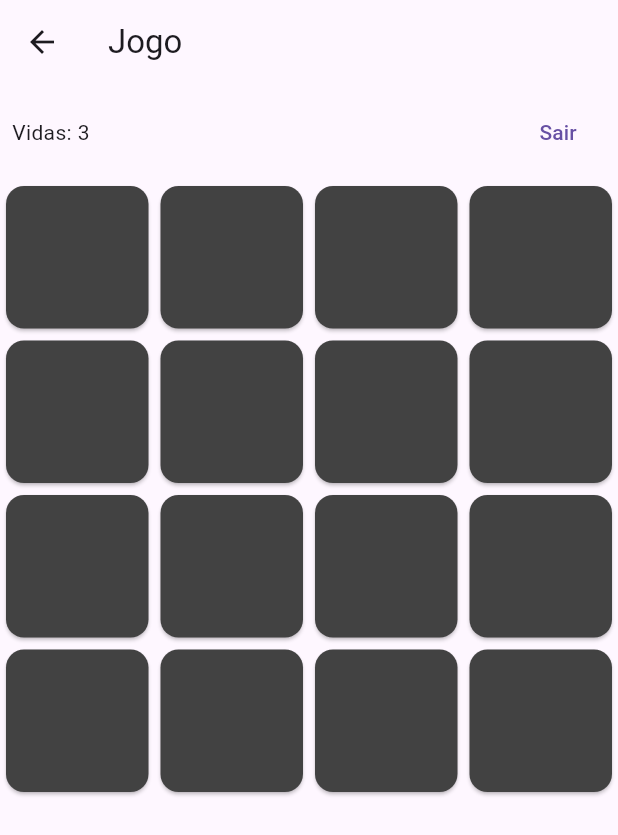
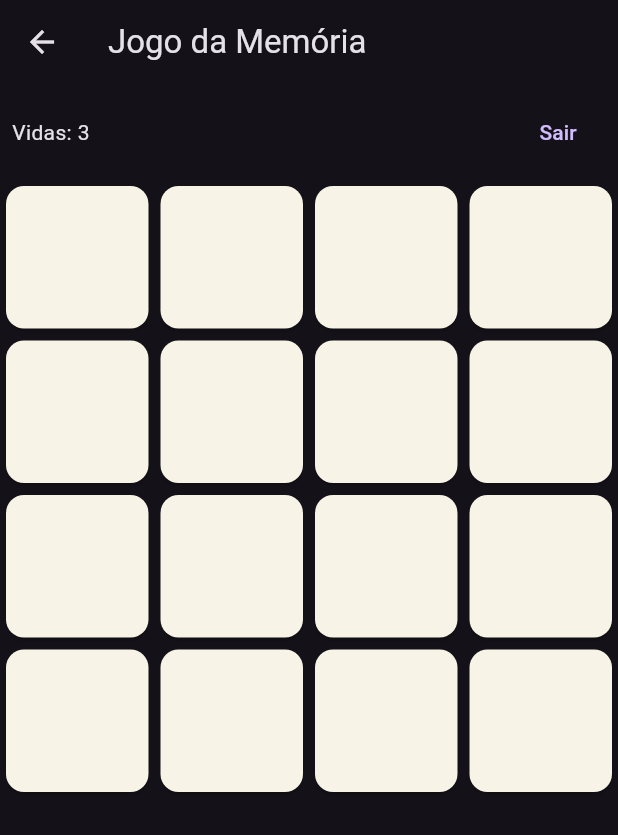
Before and after one commit to luisagoncalves/jogomemoria, a Flutter app: the screen it shows after launch, after a tap on "Jogar", on a phone screen of 412 x 824 dp. Shown: the top 835 px of the screen. Run offline on Flutter 3.47's test engine with Material 3 defaults, Android fonts, the light colour scheme and no system bars.

Commit message:
atualização do projeto

```diff
--- a/lib/main.dart
+++ b/lib/main.dart
@@ -14,7 +14,7 @@ class Round6MemoryGame extends StatelessWidget {
     return MaterialApp(
       debugShowCheckedModeBanner: false,
       title: 'Jogo da Memória',
-      theme: ThemeData.light(),
+      theme: ThemeData.dark(),
       initialRoute: '/',
       routes: {
         '/': (context) => HomePage(),
@@ -40,11 +40,11 @@ class HomePage extends StatelessWidget {
                 Text(
                   'Jogo da Memória',
                   style: TextStyle(
-                      fontSize: 24,
+                      fontSize: 30,
                       fontWeight: FontWeight.bold,
-                      color: const Color.fromARGB(255, 54, 145, 248)),
+                      color: const Color.fromARGB(255, 242, 245, 216)),
                 ),
-                SizedBox(height: 20),
+                SizedBox(height: 30),
                 ElevatedButton(
                   onPressed: () {
                     Navigator.pushNamed(context, '/game');
@@ -166,7 +166,7 @@ class _GamePageState extends State<GamePage> {
   Widget build(BuildContext context) {
     return Scaffold(
       appBar: AppBar(
-        title: Text('Jogo'),
+        title: Text('Jogo da Memória'),
       ),
       body: Column(
         children: [
@@ -197,11 +197,11 @@ class _GamePageState extends State<GamePage> {
                 return GestureDetector(
                   onTap: () => onCardTap(index),
                   child: Card(
-                    color: cardFlipped[index] ? Colors.white : Colors.grey[800],
+                    color: cardFlipped[index] ? const Color.fromARGB(255, 34, 27, 39) : const Color.fromARGB(255, 247, 244, 231),
                     child: Center(
                       child: Text(
                         cardFlipped[index] ? cards[index] : '',
-                        style: TextStyle(fontSize: 24),
+                        style: TextStyle(fontSize: 100),
                       ),
                     ),
                   ),
```
